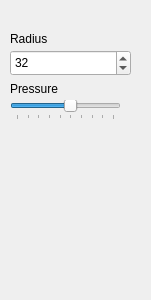
Before: the Qt Designer form src/toolSettings/smudgesettingswidget.ui in PhotoFlare/photoflare, drawn with Qt 5.
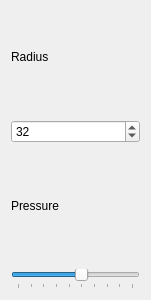
After: the same form once the commit is applied.

Commit message: Fixed top margin for tool setting widgets

```diff
--- a/src/toolSettings/smudgesettingswidget.ui
+++ b/src/toolSettings/smudgesettingswidget.ui
@@ -13,41 +13,36 @@
   <property name="windowTitle">
    <string>Form</string>
   </property>
+  <layout class="QGridLayout" name="gridLayout">
+   <property name="topMargin">
+    <number>0</number>
+   </property>
+   <item row="0" column="0">
   <widget class="QLabel" name="label">
-   <property name="geometry">
-    <rect>
-     <x>10</x>
-     <y>30</y>
-     <width>67</width>
-     <height>17</height>
-    </rect>
-   </property>
    <property name="text">
     <string>Radius</string>
    </property>
   </widget>
+   </item>
+   <item row="1" column="0">
+    <widget class="QSpinBox" name="radiusSpinBox">
+     <property name="minimum">
+      <number>2</number>
+     </property>
+     <property name="value">
+      <number>32</number>
+     </property>
+    </widget>
+   </item>
+   <item row="2" column="0">
   <widget class="QLabel" name="label_2">
-   <property name="geometry">
-    <rect>
-     <x>10</x>
-     <y>80</y>
-     <width>67</width>
-     <height>17</height>
-    </rect>
-   </property>
    <property name="text">
     <string>Pressure</string>
    </property>
   </widget>
+   </item>
+   <item row="3" column="0">
   <widget class="QSlider" name="pressureSlider">
-   <property name="geometry">
-    <rect>
-     <x>10</x>
-     <y>100</y>
-     <width>111</width>
-     <height>20</height>
-    </rect>
-   </property>
    <property name="minimum">
     <number>1</number>
    </property>
@@ -64,25 +59,11 @@
     <enum>Qt::Horizontal</enum>
    </property>
    <property name="tickPosition">
-    <enum>QSlider::TicksBelow</enum>
-   </property>
-  </widget>
-  <widget class="QSpinBox" name="radiusSpinBox">
-   <property name="geometry">
-    <rect>
-     <x>10</x>
-     <y>50</y>
-     <width>121</width>
-     <height>26</height>
-    </rect>
-   </property>
-   <property name="minimum">
-    <number>2</number>
-   </property>
-   <property name="value">
-    <number>32</number>
-   </property>
-  </widget>
+      <enum>QSlider::TickPosition::TicksBelow</enum>
+     </property>
+    </widget>
+   </item>
+  </layout>
  </widget>
  <resources/>
  <connections/>
```
Left out of the diff: 2 changed lines with no effect on the pictures. Lines whose indentation alone changed are shown as unchanged. The commit also changes 9 other files.
